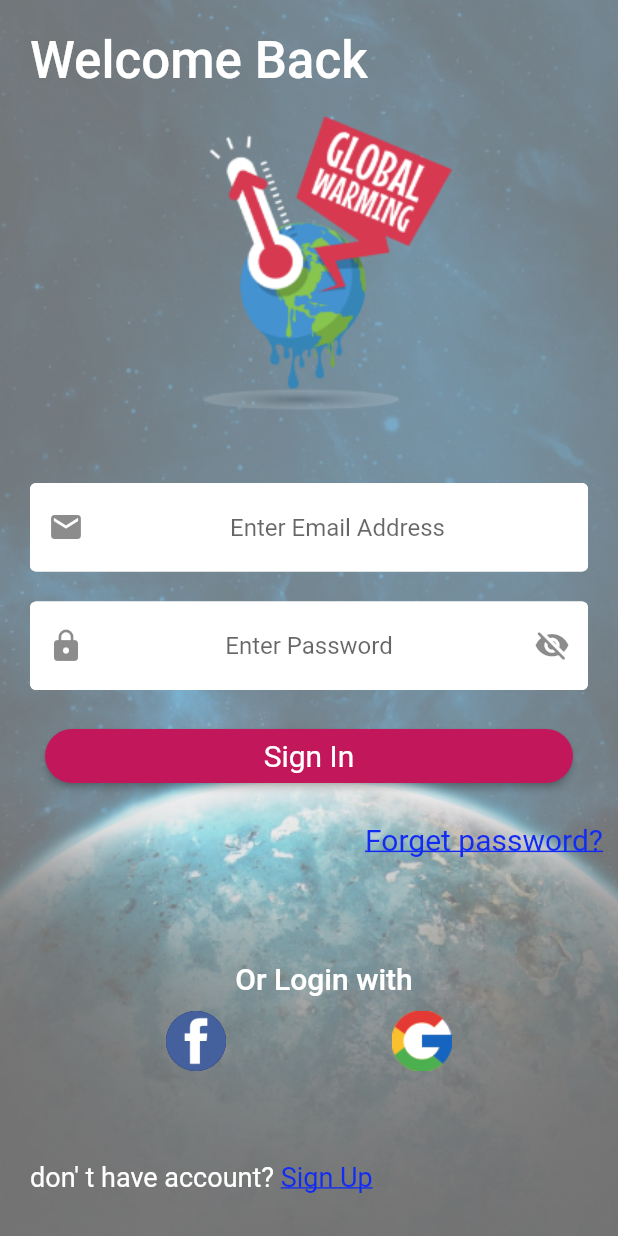
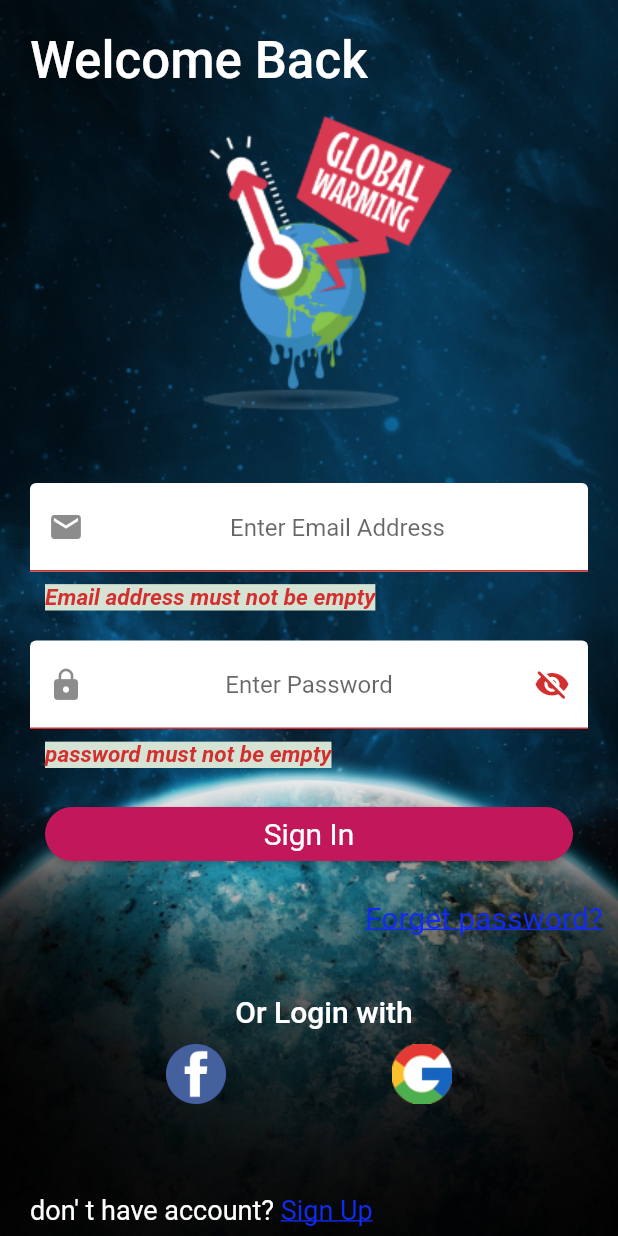
Before and after one commit to moehared/Climate-awareness-V2, a Flutter app: the screen it shows after launch, after a tap on "Sign In", on a phone screen of 412 x 824 dp. Run offline on Flutter 3.47's test engine with Material 2 defaults, Android fonts, the phone set to English and light mode, and no system bars; our stand-ins replace cloud_firestore, flutter_pw_validator, get_it; accounts and stored records are empty.

Commit message:
added password validator

```diff
--- a/app/lib/common/styles/textfield-form.dart
+++ b/app/lib/common/styles/textfield-form.dart
@@ -1,12 +1,19 @@
 // ignore_for_file: file_names
 
 import 'package:flutter/material.dart';
+import 'package:flutter/widgets.dart';
 
 const kTextFieldform = InputDecoration(
   fillColor: Colors.white,
   filled: true,
   contentPadding: EdgeInsets.symmetric(vertical: 20, horizontal: 10),
   hintText: "value",
+  errorStyle: TextStyle(
+    fontSize: 15,
+    fontWeight: FontWeight.bold,
+    backgroundColor: Color(0xFFd4e3d3),
+    fontStyle: FontStyle.italic,
+  ),
   alignLabelWithHint: true,
   enabledBorder: OutlineInputBorder(
     borderSide: BorderSide(color: Colors.white, width: 1),
--- a/app/lib/domain/viewmodel/user-registeration-view-model/user_registeration_viewmodel.dart
+++ b/app/lib/domain/viewmodel/user-registeration-view-model/user_registeration_viewmodel.dart
@@ -3,6 +3,7 @@ import 'package:app/domain/models/user_model.dart';
 import 'package:app/domain/viewmodel/baseview_model.dart';
 import 'package:flutter/material.dart';
 import 'package:flutter/widgets.dart';
+import 'package:flutter_pw_validator/Utilities/ConditionsHelper.dart';
 
 class UserRegisterationViewModel extends BaseViewModel {
   AuthMode authMode = AuthMode.LOGIN;
@@ -12,6 +13,7 @@ class UserRegisterationViewModel extends BaseViewModel {
   final _beginOpacity = 0.0;
   final _endOpacity = 1.0;
   var _showPassword = false;
+  var _isValidPass = false;
   var _showConfirmedPassword = false;
   UserModel _userModel = UserModel(
     userId: "",
@@ -29,9 +31,11 @@ class UserRegisterationViewModel extends BaseViewModel {
   Animation<double>? _opacityAnim; // fade in animation
   Animation<Offset>? _slideAnimation;
   AnimationController? _controller;
+  late final TextEditingController passwordController;
 
   /// initialize our animation objects
   void init(TickerProvider obj) {
+    passwordController = TextEditingController();
     _controller = AnimationController(
       vsync: obj,
       duration: const Duration(milliseconds: 300),
@@ -81,6 +85,17 @@ class UserRegisterationViewModel extends BaseViewModel {
     notifyListeners();
   }
 
+  bool validPassWord() {
+    print('valid password called...\n');
+    return _isValidPass;
+  }
+
+  void disposeTextController() {
+    passwordController.dispose();
+  }
+
+  set setSuccess(bool value) => _isValidPass = value;
+
   GlobalKey<FormState> get formkey => _formKey;
 
   Animation<double>? get opacityAnim => _opacityAnim;
@@ -89,4 +104,10 @@ class UserRegisterationViewModel extends BaseViewModel {
   UserModel get userModel => _userModel;
   bool get showPassword => _showPassword;
   bool get showConfirmedPassword => _showConfirmedPassword;
+
+  void submit() {
+    if (!_formKey.currentState!.validate()) {
+      return;
+    }
+  }
 }
--- a/app/lib/ui/views/login-sign_up-views/user_registeration-login.dart
+++ b/app/lib/ui/views/login-sign_up-views/user_registeration-login.dart
@@ -22,7 +22,7 @@ class UserRegisterationFormView extends StatelessWidget {
     return BuildViewModel<UserRegisterationViewModel>(
       builder: (ctx, model, child) => Scaffold(
         body: BackgroundImage(
-          backgroundImage: "images/space.png",
+          backgroundImage: "images/space2.png",
           child: SafeArea(
             child: SingleChildScrollView(
               physics: const BouncingScrollPhysics(),
@@ -47,7 +47,7 @@ class UserRegisterationFormView extends StatelessWidget {
                   const SizedBox(height: 10),
                   if (model.authMode == AuthMode.LOGIN)
                     const ForgetPasswordButton(),
-                  const SizedBox(height: 40),
+                  const SizedBox(height: 10),
                   if (model.authMode == AuthMode.LOGIN)
                     const LoginWithThirdPartyApplication(),
                   if (model.authMode == AuthMode.LOGIN)
--- a/app/lib/ui/widgets/button-widget/login-sign-button.dart
+++ b/app/lib/ui/widgets/button-widget/login-sign-button.dart
@@ -25,7 +25,7 @@ class LoginOrSignUpButton extends StatelessWidget {
             borderRadius: BorderRadius.circular(32),
           ),
         ),
-        onPressed: () {},
+        onPressed: model.submit,
         child: Text(
           model.authMode == AuthMode.LOGIN ? "Sign In" : "Sign Up",
           textAlign: TextAlign.center,
--- a/app/lib/ui/widgets/form/create-form.dart
+++ b/app/lib/ui/widgets/form/create-form.dart
@@ -2,10 +2,11 @@
 
 import 'package:app/common/enums/view_state.dart';
 import 'package:app/common/styles/textfield-form.dart';
-import 'package:app/common/utils/validator.dart';
-import 'package:app/domain/services/locator.dart';
+import 'package:app/common/utils/input_validator.dart';
 import 'package:app/domain/viewmodel/user-registeration-view-model/user_registeration_viewmodel.dart';
+import 'package:app/ui/widgets/password_validator/password_validator_bar.dart';
 import 'package:flutter/material.dart';
+import 'package:flutter_pw_validator/flutter_pw_validator.dart';
 
 class CreateRegisterationForm extends StatefulWidget {
   const CreateRegisterationForm({
@@ -24,6 +25,12 @@ class _CreateRegisterationFormState extends State<CreateRegisterationForm>
   void initState() {
     widget.model.init(this);
     super.initState();
+  }
+
+  @override
+  void dispose() {
+    widget.model.disposeTextController();
+    super.dispose();
   }
 
   @override
@@ -156,8 +163,40 @@ class _CreateRegisterationFormState extends State<CreateRegisterationForm>
               ),
             ),
             const SizedBox(height: 20),
+            // if (widget.model.authMode == AuthMode.SIGNUP)
+
+            // PasswordField(
+            //   errorMessage: '''
+            //   - A uppercase letter
+            //   - A lowercase letter
+            //   - A digit
+            //   - A special character
+            //   - A minimum length of 8 characters
+            //   ''',
+            //   hintText: 'Enter password ',
+            //   inputDecoration: PasswordDecoration(
+            //     suffixIcon: ,
+            //     inputPadding: const EdgeInsets.symmetric(horizontal: 20),
+            //   ),
+            //   border: PasswordBorder(
+            //     border: OutlineInputBorder(
+            //       borderSide: const BorderSide(width: 0, color: Colors.grey),
+            //       borderRadius: BorderRadius.circular(25.7),
+            //     ),
+            //     enabledBorder: const OutlineInputBorder(
+            //       borderSide: BorderSide(color: Colors.white, width: 1),
+            //     ),
+            //     focusedBorder: const OutlineInputBorder(
+            //       borderSide: BorderSide(color: Colors.white, width: 1),
+            //     ),
+            //   ),
+            // ),
+            Column(
+              mainAxisSize: MainAxisSize.min,
+              children: [
                 TextFormField(
                   // focusNode: _passFocus,
+                  controller: widget.model.passwordController,
                   textInputAction: widget.model.authMode == AuthMode.LOGIN
                       ? TextInputAction.done
                       : TextInputAction.next,
@@ -165,7 +204,13 @@ class _CreateRegisterationFormState extends State<CreateRegisterationForm>
                   obscureText: widget.model.showPassword ? false : true,
                   textAlign: TextAlign.center,
                   onSaved: (val) {},
-              validator: (enteredText) {
+                  validator: (password) {
+                    if (password!.isEmpty) {
+                      return 'password must not be empty';
+                    } else if (widget.model.validPassWord() == false) {
+                      // print('not valid');
+                      return 'Password Must match The following rules';
+                    }
                     return null;
                   },
                   decoration: kTextFieldform.copyWith(
@@ -180,6 +225,25 @@ class _CreateRegisterationFormState extends State<CreateRegisterationForm>
                     ),
                     hintText: "Enter Password",
                   ),
+                ),
+                if (widget.model.authMode == AuthMode.SIGNUP)
+                  Padding(
+                    padding: const EdgeInsets.all(10.0),
+                    child: FlutterPwValidator(
+                      width: 450,
+                      height: 150,
+                      uppercaseCharCount: 1,
+                      numericCharCount: 1,
+                      specialCharCount: 1,
+                      minLength: 8,
+                      onSuccess: (bool value) {
+                        print('on success value: $value');
+                        widget.model.setSuccess = value;
+                      },
+                      controller: widget.model.passwordController,
+                    ),
+                  ),
+              ],
             ),
             if (widget.model.authMode == AuthMode.SIGNUP)
               const SizedBox(height: 20),
--- a/app/pubspec.yaml
+++ b/app/pubspec.yaml
@@ -37,6 +37,7 @@ dependencies:
   http: ^0.13.4
   shared_preferences: ^2.0.8
   uuid: ^3.0.5
+  flutter_pw_validator: ^1.2.1
 
 dev_dependencies:
   flutter_lints: ^1.0.0
```
Also changed, not shown: app/lib/common/utils/input_validator.dart (renamed from app/lib/common/utils/validator.dart, +7 -0 lines), app/lib/ui/widgets/password_validator/password_validator_bar.dart (added, +35 -0 lines), app/images/space2.png (added), app/pubspec.lock. Lines whose indentation alone changed are shown as unchanged.
